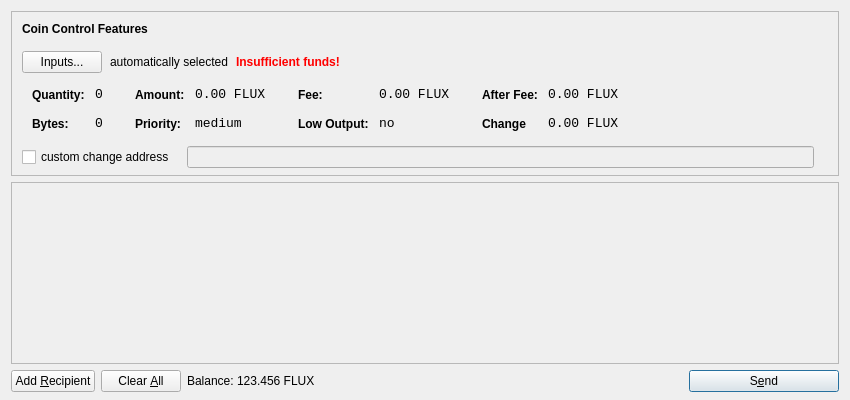
This is src/qt/forms/sendcoinsdialog.ui in CryptoBackroom/Backup as Qt 5 draws it before an edit. The edited form follows.
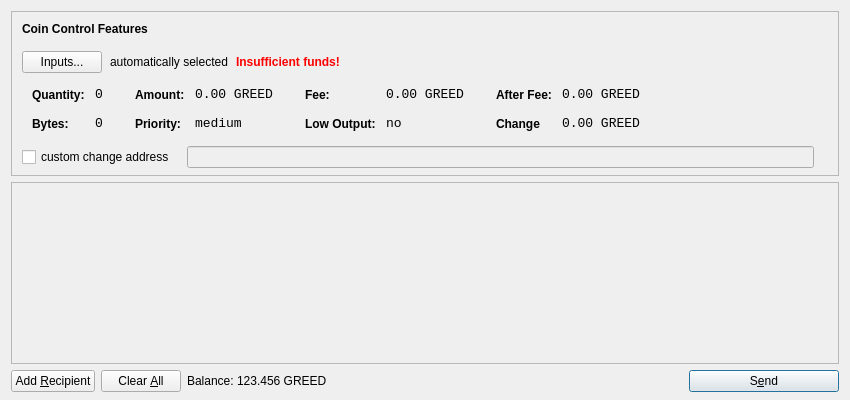
This is the edited form. Icons and pictures are not drawn.

Commit message: greed rebrand (in-files)

Diff of the .ui file:
```diff
--- a/src/qt/forms/sendcoinsdialog.ui
+++ b/src/qt/forms/sendcoinsdialog.ui
@@ -321,7 +321,7 @@
                   <enum>Qt::ActionsContextMenu</enum>
                  </property>
                  <property name="text">
-                  <string>0.00 FLUX</string>
+                  <string>0.00 GREED</string>
                  </property>
                  <property name="textInteractionFlags">
                   <set>Qt::LinksAccessibleByMouse|Qt::TextSelectableByKeyboard|Qt::TextSelectableByMouse</set>
@@ -407,7 +407,7 @@
                   <enum>Qt::ActionsContextMenu</enum>
                  </property>
                  <property name="text">
-                  <string>0.00 FLUX</string>
+                  <string>0.00 GREED</string>
                  </property>
                  <property name="textInteractionFlags">
                   <set>Qt::LinksAccessibleByMouse|Qt::TextSelectableByKeyboard|Qt::TextSelectableByMouse</set>
@@ -493,7 +493,7 @@
                   <enum>Qt::ActionsContextMenu</enum>
                  </property>
                  <property name="text">
-                  <string>0.00 FLUX</string>
+                  <string>0.00 GREED</string>
                  </property>
                  <property name="textInteractionFlags">
                   <set>Qt::LinksAccessibleByMouse|Qt::TextSelectableByKeyboard|Qt::TextSelectableByMouse</set>
@@ -525,7 +525,7 @@
                   <enum>Qt::ActionsContextMenu</enum>
                  </property>
                  <property name="text">
-                  <string>0.00 FLUX</string>
+                  <string>0.00 GREED</string>
                  </property>
                  <property name="textInteractionFlags">
                   <set>Qt::LinksAccessibleByMouse|Qt::TextSelectableByKeyboard|Qt::TextSelectableByMouse</set>
@@ -732,7 +732,7 @@
           <cursorShape>IBeamCursor</cursorShape>
          </property>
          <property name="text">
-          <string>123.456 FLUX</string>
+          <string>123.456 GREED</string>
          </property>
          <property name="textInteractionFlags">
           <set>Qt::LinksAccessibleByMouse|Qt::TextSelectableByKeyboard|Qt::TextSelectableByMouse</set>
```
The commit also changes 158 other files.
